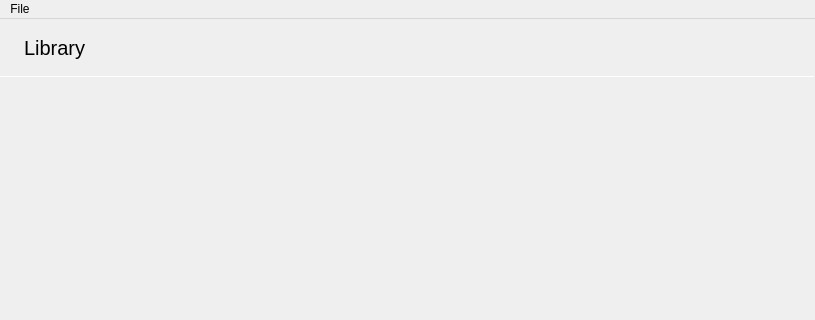
This is librarywindow.ui in theCheeseboard/thephoto as Qt 5 draws it before an edit; both pictures show x 0 to 815 and y 0 to 320 of the 815 by 593 pixel window. The edited form follows.
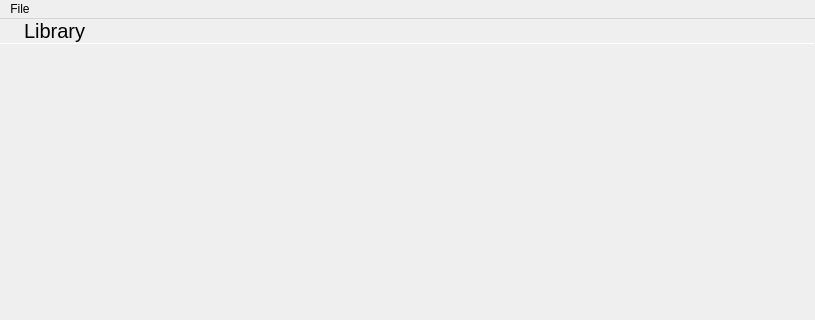
This is the edited form. Icons and pictures are not drawn. Custom widgets are drawn as their Qt base class.

The edit to the form file:
```diff
--- a/librarywindow.ui
+++ b/librarywindow.ui
@@ -35,6 +35,12 @@
     </property>
     <item>
      <widget class="QWidget" name="headerWidget" native="true">
+      <property name="sizePolicy">
+       <sizepolicy hsizetype="Preferred" vsizetype="Maximum">
+        <horstretch>0</horstretch>
+        <verstretch>0</verstretch>
+       </sizepolicy>
+      </property>
       <property name="autoFillBackground">
        <bool>true</bool>
       </property>
@@ -140,6 +146,12 @@
     </item>
     <item>
      <widget class="tStackedWidget" name="stackedWidget">
+      <property name="sizePolicy">
+       <sizepolicy hsizetype="Preferred" vsizetype="Expanding">
+        <horstretch>0</horstretch>
+        <verstretch>0</verstretch>
+       </sizepolicy>
+      </property>
       <property name="currentIndex">
        <number>2</number>
       </property>
```
